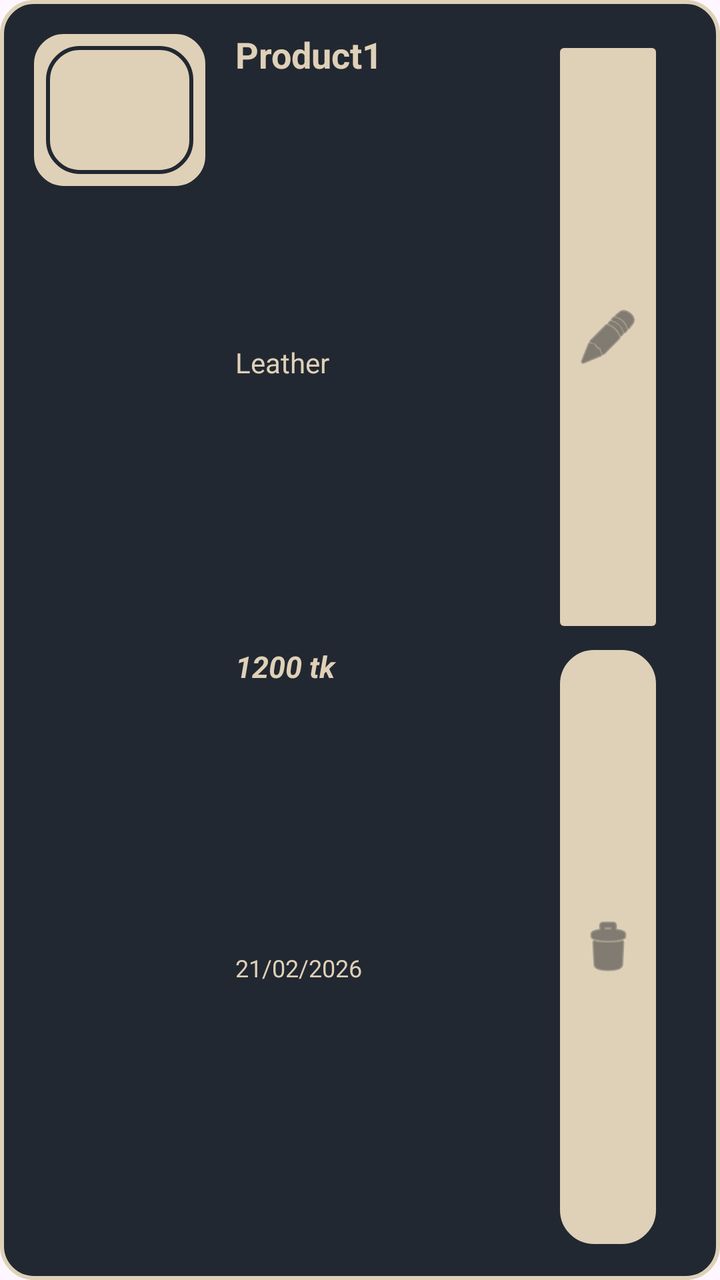
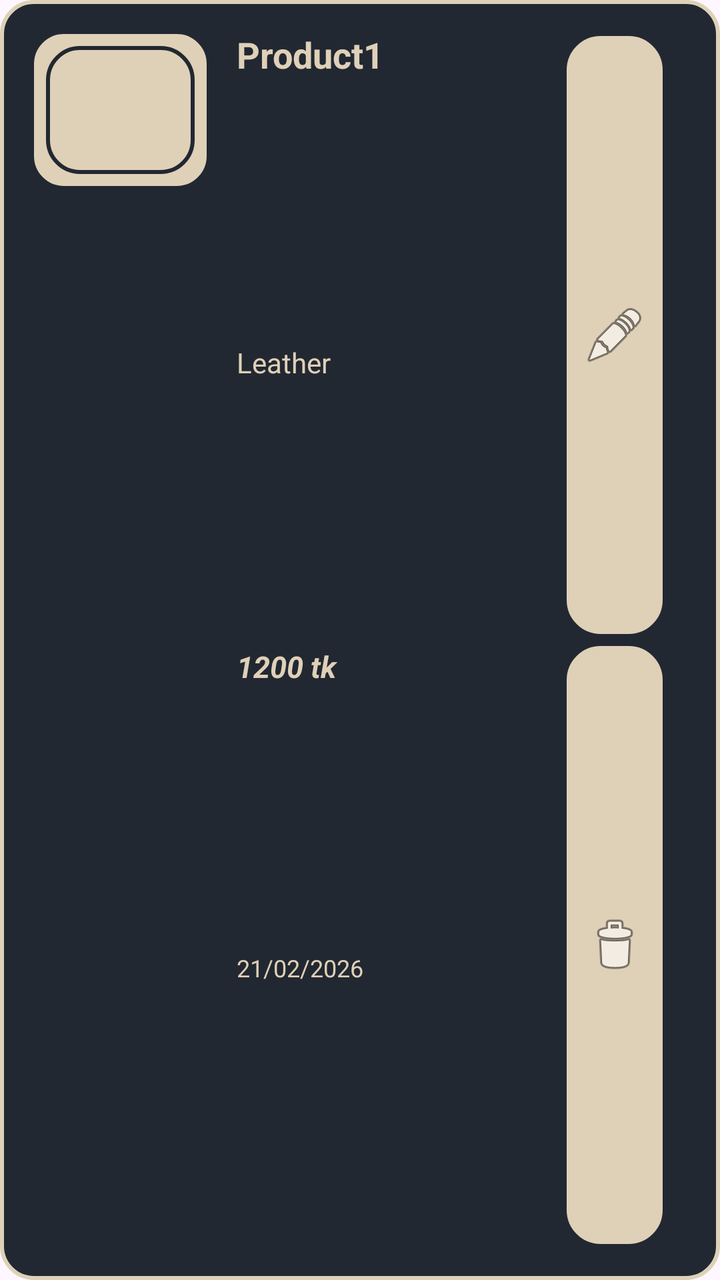

Two renders of the same Android screen: before a commit and after it. Below are the layout's source before the change and the commit's diff.
<!-- AndroidManifest.xml: application theme Theme.ProuductListing -->
<!-- res/layout/product_list.xml -->
<?xml version="1.0" encoding="utf-8"?>
<LinearLayout xmlns:android="http://schemas.android.com/apk/res/android"
    android:layout_width="match_parent"
    android:layout_height="wrap_content"
    android:orientation="horizontal"
    android:padding="15dp"
    android:background="@drawable/rounded_corner"
    android:weightSum="1"
    android:layout_margin="3dp"
    >
    <ImageView
        android:id="@+id/product_imageIV"
        android:layout_weight=".1"
        android:layout_width="80dp"
        android:layout_height="80dp"
        android:src="@drawable/rounded_corder_inside_card"
        android:gravity="center"
        android:background="@drawable/rounded_corder_inside_card"
        />

    <LinearLayout
        android:layout_weight=".7"
        android:layout_width="wrap_content"
        android:layout_height="match_parent"
        android:orientation="vertical"
        android:layout_marginStart="3dp"
        android:paddingStart="10dp"
        >
        <TextView
            android:id="@+id/product_nameTV"
            android:layout_weight=".1"
            android:layout_width="match_parent"
            android:layout_height="wrap_content"
            android:text="Product1"
            android:textStyle="bold"
            android:textSize="18sp"
            android:textColor="@color/secondary"
            />

        <TextView
            android:id="@+id/product_category"
            android:layout_weight=".1"
            android:layout_width="match_parent"
            android:layout_height="wrap_content"
            android:text="Leather"
            android:textStyle="normal"
            android:textSize="14sp"
            android:textColor="@color/secondary"
            />

        <TextView
            android:id="@+id/product_priceTV"
            android:layout_weight=".1"
            android:layout_width="match_parent"
            android:layout_height="wrap_content"
            android:text="1200 tk"
            android:textStyle="italic|bold"
            android:textSize="15sp"
            android:textColor="@color/secondary"
            />
        <TextView
            android:id="@+id/product_postDateTV"
            android:layout_weight=".1"
            android:layout_width="match_parent"
            android:layout_height="wrap_content"
            android:text="21/02/2026"
            android:textStyle="normal"
            android:textSize="12sp"
            android:textColor="@color/secondary"
            />




    </LinearLayout>


    <LinearLayout
        android:layout_weight=".2"
        android:layout_width="wrap_content"
        android:layout_height="match_parent"
        android:orientation="vertical"
        android:layout_marginStart="3dp"
        android:weightSum="1"
        android:gravity="center"
        >
        <ImageButton
            android:id="@+id/editBTN"
            android:layout_weight=".5"
            android:layout_width="wrap_content"
            android:layout_height="wrap_content"
            android:src="@android:drawable/ic_menu_edit"
            android:tint="@color/cardview_dark_background"
            android:backgroundTint="@color/secondary"
            android:layout_margin="3dp"
            android.background="@drawable/rounded_corder_inside_card"
            />

        <ImageButton
            android:id="@+id/deleteBTN"
            android:layout_weight=".5"
            android:layout_margin="3dp"
            android:layout_width="wrap_content"
            android:layout_height="wrap_content"
            android:src="@android:drawable/ic_menu_delete"
            android:tint="@color/cardview_dark_background"
            android:backgroundTint="@color/secondary"
            android:background="@drawable/rounded_corder_inside_card"
            />





    </LinearLayout>









</LinearLayout>
<!-- resources referenced by this layout -->
<resources>
  <color name="secondary">#DFD0B8</color>
  <!-- drawable rounded_corder_inside_card (drawable) -->
  <?xml version="1.0" encoding="utf-8"?>
  <shape xmlns:android="http://schemas.android.com/apk/res/android"
      android:shape="rectangle">
  
      
      <solid android:color="@color/secondary"/>
  
      
      <corners android:radius="16dp"/>
  
      
      <stroke
          android:width="2dp"
          android:color="@color/primary" />
  
      
      <padding
          android:left="8dp"
          android:top="8dp"
          android:right="8dp"
          android:bottom="8dp" />
  
  </shape>
  <!-- drawable rounded_corner (drawable) -->
  <?xml version="1.0" encoding="utf-8"?>
  <shape xmlns:android="http://schemas.android.com/apk/res/android"
      android:shape="rectangle">
  
      
      <solid android:color="@color/primary"/>
  
      
      <corners android:radius="16dp"/>
  
      
      <stroke
          android:width="2dp"
          android:color="@color/secondary" />
  
      
      <padding
          android:left="8dp"
          android:top="8dp"
          android:right="8dp"
          android:bottom="8dp" />
  
  </shape>
  <style name="Theme.ProuductListing" parent="Base.Theme.ProuductListing" />
  <color name="primary">#222831</color>
  <style name="Base.Theme.ProuductListing" parent="Theme.Material3.DayNight.NoActionBar">
          
          
      </style>
</resources>

<!-- the commit's change to res/layout/product_list.xml (unified diff, before → after) -->
@@ -90,10 +90,10 @@
             android:layout_width="wrap_content"
             android:layout_height="wrap_content"
             android:src="@android:drawable/ic_menu_edit"
-            android:tint="@color/cardview_dark_background"
+
             android:backgroundTint="@color/secondary"
             android:layout_margin="3dp"
-            android.background="@drawable/rounded_corder_inside_card"
+            android:background="@drawable/rounded_corder_inside_card"
             />
 
         <ImageButton
@@ -103,7 +103,7 @@
             android:layout_width="wrap_content"
             android:layout_height="wrap_content"
             android:src="@android:drawable/ic_menu_delete"
-            android:tint="@color/cardview_dark_background"
+
             android:backgroundTint="@color/secondary"
             android:background="@drawable/rounded_corder_inside_card"
             />
